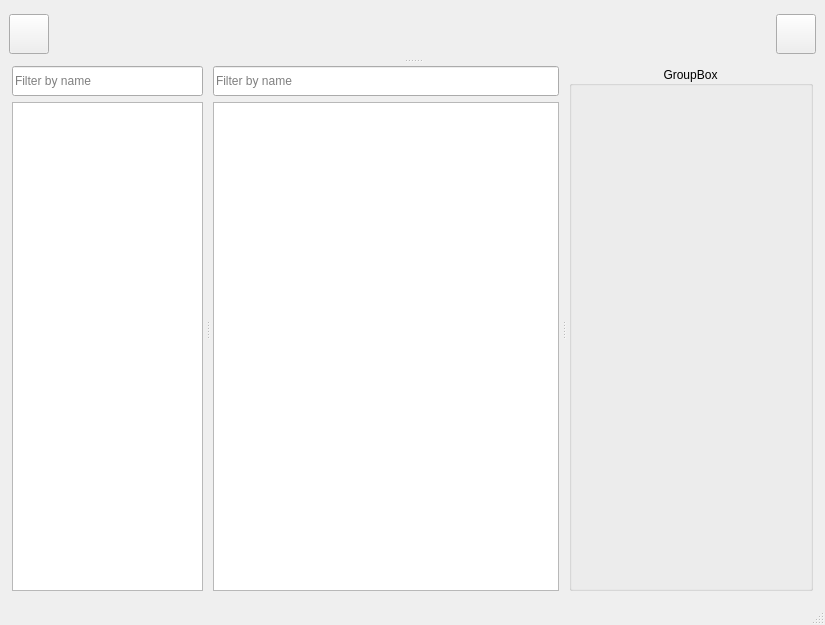
Above: gaolib/ui/gaolib.ui from GaoShanPictures/GAOLIB before the change. Below: the same form after it.
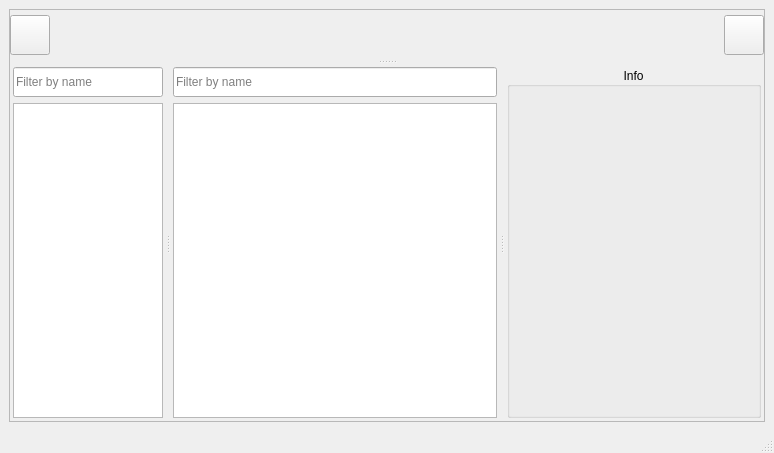
That is the form after the change. Icons and pictures are not drawn.

Commit message: constraint add possibility to select a target

The edit to the form file:
```diff
--- a/gaolib/ui/gaolib.ui
+++ b/gaolib/ui/gaolib.ui
@@ -6,8 +6,8 @@
    <rect>
     <x>0</x>
     <y>0</y>
-    <width>825</width>
-    <height>625</height>
+    <width>774</width>
+    <height>453</height>
    </rect>
   </property>
   <property name="windowTitle">
@@ -252,6 +252,36 @@
   <widget class="QWidget" name="centralwidget">
    <layout class="QVBoxLayout" name="verticalLayout_4">
     <item>
+     <widget class="QScrollArea" name="scrollArea">
+      <property name="widgetResizable">
+       <bool>true</bool>
+      </property>
+      <widget class="QWidget" name="scrollAreaWidgetContents">
+       <property name="geometry">
+        <rect>
+         <x>0</x>
+         <y>0</y>
+         <width>756</width>
+         <height>394</height>
+        </rect>
+       </property>
+       <layout class="QVBoxLayout" name="verticalLayout_7">
+        <property name="spacing">
+         <number>0</number>
+        </property>
+        <property name="leftMargin">
+         <number>0</number>
+        </property>
+        <property name="topMargin">
+         <number>0</number>
+        </property>
+        <property name="rightMargin">
+         <number>0</number>
+        </property>
+        <property name="bottomMargin">
+         <number>0</number>
+        </property>
+        <item>
      <widget class="QSplitter" name="splitter_3">
       <property name="orientation">
        <enum>Qt::Vertical</enum>
@@ -364,8 +394,8 @@
        </property>
        <property name="minimumSize">
         <size>
-         <width>700</width>
-         <height>400</height>
+             <width>0</width>
+             <height>0</height>
         </size>
        </property>
        <property name="orientation">
@@ -373,14 +403,14 @@
        </property>
        <widget class="QWidget" name="widget_6" native="true">
         <property name="sizePolicy">
-         <sizepolicy hsizetype="Preferred" vsizetype="Expanding">
+             <sizepolicy hsizetype="Expanding" vsizetype="Expanding">
           <horstretch>0</horstretch>
           <verstretch>0</verstretch>
          </sizepolicy>
         </property>
         <property name="minimumSize">
          <size>
-          <width>150</width>
+              <width>0</width>
           <height>0</height>
          </size>
         </property>
@@ -397,6 +427,9 @@
          </size>
         </property>
         <layout class="QVBoxLayout" name="verticalLayout_3">
+             <property name="sizeConstraint">
+              <enum>QLayout::SetDefaultConstraint</enum>
+             </property>
          <property name="leftMargin">
           <number>3</number>
          </property>
@@ -413,7 +446,7 @@
           <widget class="QLineEdit" name="searchHierarchyEdit">
            <property name="minimumSize">
             <size>
-             <width>0</width>
+                 <width>150</width>
              <height>30</height>
             </size>
            </property>
@@ -430,6 +463,12 @@
              <verstretch>0</verstretch>
             </sizepolicy>
            </property>
+               <property name="minimumSize">
+                <size>
+                 <width>0</width>
+                 <height>0</height>
+                </size>
+               </property>
            <property name="focusPolicy">
             <enum>Qt::NoFocus</enum>
            </property>
@@ -442,6 +481,9 @@
            <property name="sizeAdjustPolicy">
             <enum>QAbstractScrollArea::AdjustToContentsOnFirstShow</enum>
            </property>
+               <property name="indentation">
+                <number>15</number>
+               </property>
            <attribute name="headerVisible">
             <bool>false</bool>
            </attribute>
@@ -450,6 +492,12 @@
         </layout>
        </widget>
        <widget class="QSplitter" name="splitter">
+            <property name="sizePolicy">
+             <sizepolicy hsizetype="Expanding" vsizetype="Preferred">
+              <horstretch>1</horstretch>
+              <verstretch>0</verstretch>
+             </sizepolicy>
+            </property>
         <property name="orientation">
          <enum>Qt::Horizontal</enum>
         </property>
@@ -460,6 +508,18 @@
            <verstretch>0</verstretch>
           </sizepolicy>
          </property>
+             <property name="minimumSize">
+              <size>
+               <width>180</width>
+               <height>0</height>
+              </size>
+             </property>
+             <property name="baseSize">
+              <size>
+               <width>0</width>
+               <height>0</height>
+              </size>
+             </property>
          <layout class="QVBoxLayout" name="verticalLayout_2">
           <property name="sizeConstraint">
            <enum>QLayout::SetMaximumSize</enum>
@@ -491,6 +551,12 @@
           </item>
           <item>
            <widget class="QListView" name="listView">
+                <property name="minimumSize">
+                 <size>
+                  <width>50</width>
+                  <height>50</height>
+                 </size>
+                </property>
             <property name="editTriggers">
              <set>QAbstractItemView::DoubleClicked|QAbstractItemView::EditKeyPressed</set>
             </property>
@@ -522,13 +588,13 @@
          </property>
          <property name="minimumSize">
           <size>
-           <width>250</width>
+               <width>260</width>
            <height>0</height>
           </size>
          </property>
          <property name="maximumSize">
           <size>
-           <width>600</width>
+               <width>300</width>
            <height>16777215</height>
           </size>
          </property>
@@ -560,12 +626,15 @@
              </size>
             </property>
             <property name="title">
-             <string>GroupBox</string>
+                 <string>Info</string>
             </property>
             <property name="alignment">
              <set>Qt::AlignCenter</set>
             </property>
             <layout class="QVBoxLayout" name="verticalLayout_5">
+                 <property name="spacing">
+                  <number>3</number>
+                 </property>
              <property name="leftMargin">
               <number>3</number>
              </property>
@@ -584,6 +653,10 @@
          </layout>
         </widget>
        </widget>
+          </widget>
+         </widget>
+        </item>
+       </layout>
       </widget>
      </widget>
     </item>
```
Left out of the diff: 5 changed lines with no effect on the pictures. Lines whose indentation alone changed are shown as unchanged. The commit also changes 4 other files.
